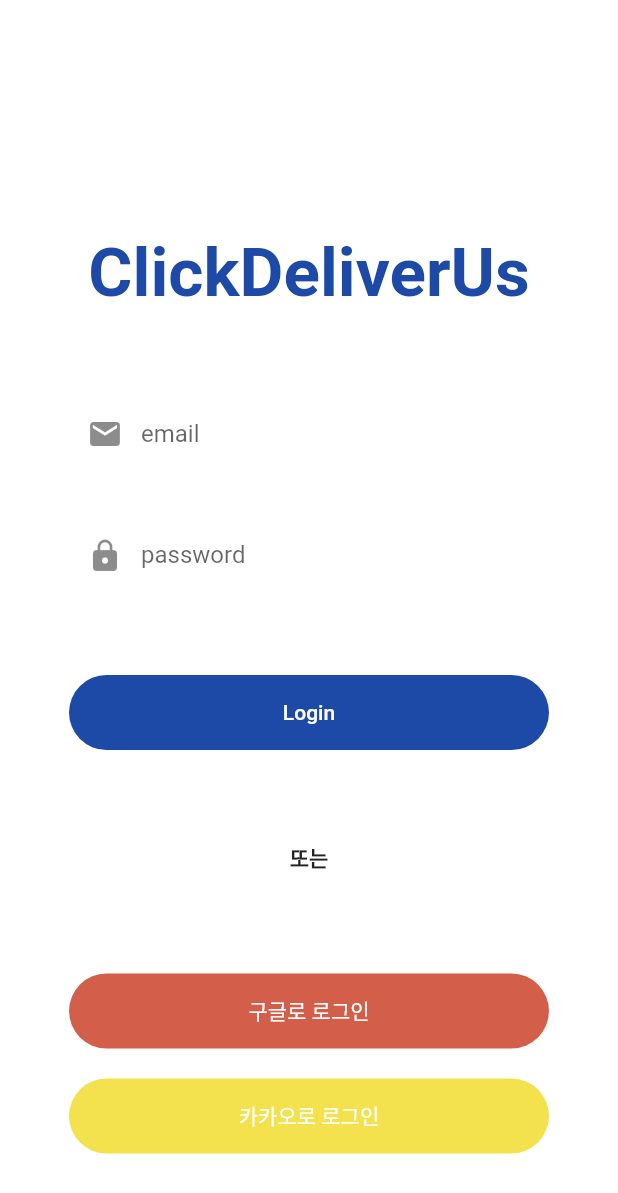
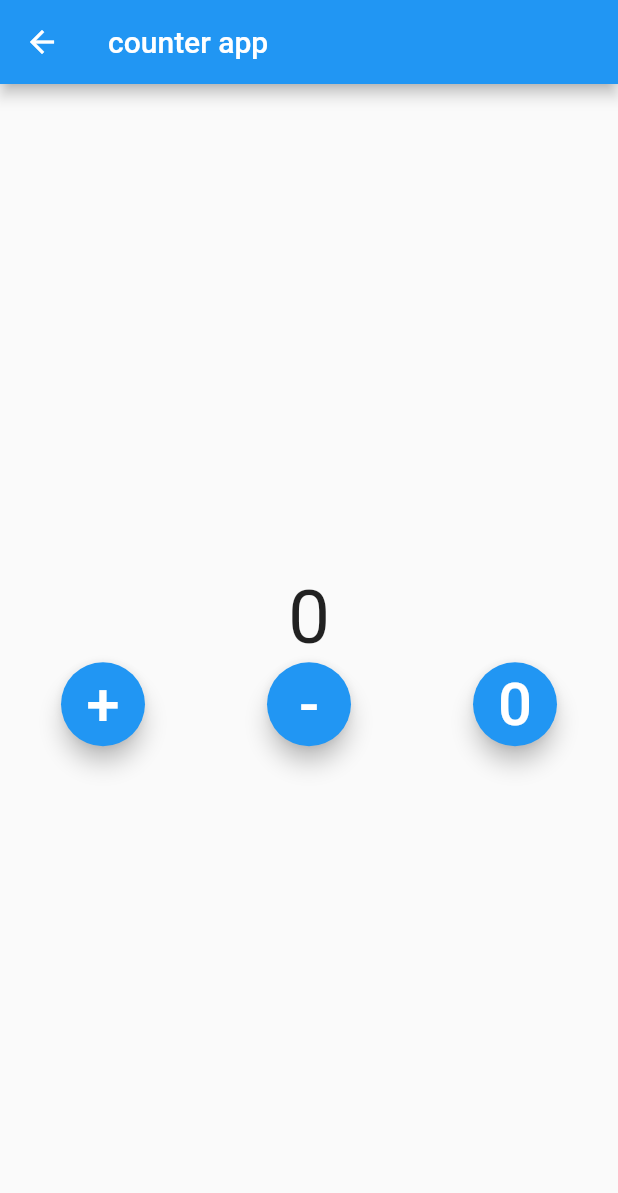
Before and after one commit to ClickDeliverUs/ClickDeliverUs-client-flutter, a Flutter app: the screen it shows after launch, after a tap on "Login", on a phone screen of 412 x 824 dp. Shown: the top 1193 px of the screen. Run offline on Flutter 3.47's test engine with Material 2 defaults, Android fonts, the phone set to English and light mode, and no system bars; our stand-ins replace flutter_dotenv; network calls fail.

Commit message:
implement screen routing

```diff
--- a/lib/datasource/auth_provide.dart
+++ /dev/null
@@ -1,20 +0,0 @@
-import 'dart:convert';
-import 'package:cd_client/model/test_account.dart';
-import 'package:flutter_dotenv/flutter_dotenv.dart';
-import 'package:http/http.dart' as http;
-
-class AuthProvide {
-  final String serverURL = dotenv.env['API_SERVER_ADDRESS']!;
-
-  Future<TestAccount> fetchLogin(String email, String credential) async {
-    final response = await http.post(Uri.parse("$serverURL/auth/signin"),
-        body: <String, dynamic>{"email": email, "credential": credential});
-
-    if (response.statusCode == 201) {
-      final Map<String, dynamic> responseData = jsonDecode(response.body);
-      return TestAccount.fromJson(responseData);
-    } else {
-      throw Exception("Failed to load user data");
-    }
-  }
-}
--- a/lib/main.dart
+++ b/lib/main.dart
@@ -1,7 +1,9 @@
 import 'package:flutter/material.dart';
-import 'package:cd_client/screen/home.dart';
+import 'package:cd_client/screen/login.dart';
+import 'package:flutter_dotenv/flutter_dotenv.dart';
 
 void main() async {
+  await dotenv.load();
   runApp(const MyApp());
 }
 
@@ -10,6 +12,6 @@ class MyApp extends StatelessWidget {
 
   @override
   Widget build(BuildContext context) {
-    return const MaterialApp(title: "Flutter Tutorial", home: Home());
+    return const MaterialApp(title: "Flutter Tutorial", home: Login());
   }
 }
--- a/lib/model/user_account.dart
+++ b/lib/model/user_account.dart
@@ -37,3 +37,8 @@ class UserAccount {
     );
   }
 }
+
+
+
+// 1. 이름이 있는 생성자
+// 2. 이름이 없는 생성자
--- a/lib/repository/auth.repository.dart
+++ b/lib/repository/auth.repository.dart
@@ -1,17 +1,23 @@
-import 'package:cd_client/datasource/auth_provide.dart';
+import 'dart:convert';
+import 'dart:io' show Platform;
 import 'package:cd_client/model/test_account.dart';
+import 'package:flutter_dotenv/flutter_dotenv.dart';
+import 'package:http/http.dart' as http;
 
 class AuthRepository {
-  static final AuthRepository _instance = AuthRepository._internal();
-  final AuthProvide authProvide = AuthProvide();
+  final String serverURL = Platform.isIOS
+      ? dotenv.env['IOS_API_SERVER_ADDRESS']!
+      : dotenv.env['AND_API_SERVER_ADDRESS']!;
 
-  AuthRepository._internal();
+  Future<TestAccount> fetchLogin(String email, String credential) async {
+    final response = await http.post(Uri.parse("$serverURL/auth/signin"),
+        body: <String, dynamic>{"email": email, "credential": credential});
 
-  factory AuthRepository() {
-    return _instance;
-  }
-
-  Future<TestAccount> getUser(String email, String credential) {
-    return authProvide.fetchLogin(email, credential);
+    if (response.statusCode == 201) {
+      final Map<String, dynamic> responseData = jsonDecode(response.body);
+      return TestAccount.fromJson(responseData);
+    } else {
+      throw Exception("Failed to load user data");
+    }
   }
 }
--- a/lib/screen/home.dart
+++ b/lib/screen/home.dart
@@ -1,109 +1,82 @@
+import 'package:cd_client/model/test_account.dart';
+import 'package:cd_client/repository/auth.repository.dart';
 import 'package:flutter/material.dart';
-import 'package:cd_client/util/constant/custom_color.dart';
-import 'package:cd_client/widget/button/btn_oAuth2_login.dart';
-import 'package:cd_client/widget/button/btn_submit.dart';
-import 'package:cd_client/widget/input/input_login.dart';
 
-import '../repository/auth.repository.dart';
-
-class Home extends StatelessWidget {
-  final double _widgetWidth = 320;
-
+class Home extends StatefulWidget {
   const Home({super.key});
 
-  void printUser() async {
-    var user = await AuthRepository().getUser("test@gmail.com", "test");
-    print(user.userName);
+  @override
+  State<Home> createState() => _HomeState();
+}
+
+class _HomeState extends State<Home> {
+  int num = 0;
+  String? name = null;
+
+  void plus() {
+    setState(() {
+      num++;
+    });
+  }
+
+  void minus() {
+    setState(() {
+      num--;
+    });
+  }
+
+  void reset() {
+    setState(() {
+      num = 0;
+    });
   }
 
   @override
   Widget build(BuildContext context) {
+    void getUserStatus() async {
+      AuthRepository authRepository = AuthRepository();
+      TestAccount testAccount =
+          await authRepository.fetchLogin("test@gmail.com", "test");
+      setState(() {
+        name = testAccount.accessToken;
+      });
+    }
+
     return Scaffold(
-        resizeToAvoidBottomInset: false,
-        backgroundColor: Colors.white,
+      appBar: AppBar(
+        title: const Text("counter app"),
+      ),
       body: Center(
-          child: Column(
-            children: [
-              const SizedBox(
-                  height: 260,
-                  child: Align(
-                    alignment: Alignment(0, 0.5),
-                    child: Text(
-                      "ClickDeliverUs",
-                      style: TextStyle(
-                          color: CustomColor.indigo,
-                          fontSize: 45,
-                          fontWeight: FontWeight.bold),
-                    ),
-                  )),
-              Expanded(
-                child: Column(
-                  children: [
-                    SizedBox(
-                      width: _widgetWidth,
-                      height: 140,
-                      child: Column(
-                          mainAxisAlignment: MainAxisAlignment.spaceBetween,
-                          children: const [
-                            InputLogin(
-                              name: "email",
-                            ),
-                            InputLogin(
-                              name: "password",
-                            ),
-                          ]),
-                    ),
-                    SizedBox(
-                        height: 150,
-                        child: Center(
-                            child: BtnSubmit(
-                                width: _widgetWidth,
-                                foregroundColor: Colors.white,
-                                backgroundColor: CustomColor.indigo,
-                                onPress: printUser))),
-                    const Expanded(
-                        child: Center(
-                      child: Text(
-                        "또는",
-                        style: TextStyle(
-                            fontSize: 14, fontWeight: FontWeight.w600),
-                      ),
-                    )),
-                    SizedBox(
-                      height: 230,
-                      child: Align(
-                        alignment: const Alignment(0, 0.6),
           child: Column(
         mainAxisAlignment: MainAxisAlignment.center,
         children: [
           SizedBox(
-                                  height: 70,
-                                  child: Center(
-                                    child: BtnOAuth2Login(
-                                      width: _widgetWidth,
-                                      name: "구글로 로그인",
-                                      backgroundColor: const Color.fromARGB(
-                                          255, 211, 95, 74),
-                                    ),
+              child: Column(
+            children: [
+              Text("$num", style: TextStyle(fontSize: 50)),
+              if (name != null) Text("$name", style: TextStyle(fontSize: 20))
+            ],
           )),
           SizedBox(
-                                  height: 70,
-                                  child: Center(
-                                    child: BtnOAuth2Login(
-                                      width: _widgetWidth,
-                                      name: "카카오로 로그인",
-                                      backgroundColor: const Color.fromARGB(
-                                          255, 243, 226, 78),
+            child: Row(
+                mainAxisAlignment: MainAxisAlignment.spaceAround,
+                children: [
+                  FloatingActionButton(
+                      child: const Text(
+                        "+",
+                        style: TextStyle(fontSize: 40),
                       ),
-                                  )),
+                      onPressed: plus),
+                  FloatingActionButton(
+                      child: const Text("-", style: TextStyle(fontSize: 40)),
+                      onPressed: minus),
+                  FloatingActionButton(
+                      child: const Text("0", style: TextStyle(fontSize: 40)),
+                      onPressed: getUserStatus)
                 ]),
           ),
-                    )
         ],
-                ),
-              )
-            ],
-          ),
-        ));
+      )),
+    );
   }
 }
--- /dev/null
+++ b/lib/screen/login.dart
@@ -0,0 +1,116 @@
+import 'package:cd_client/screen/home.dart';
+import 'package:flutter/material.dart';
+import 'package:cd_client/util/constant/custom_color.dart';
+import 'package:cd_client/widget/button/btn_oAuth2_login.dart';
+import 'package:cd_client/widget/button/btn_submit.dart';
+import 'package:cd_client/widget/input/input_login.dart';
+import '../util/helper/enum.dart';
+
+class Login extends StatefulWidget {
+  const Login({super.key});
+
+  @override
+  State<Login> createState() => _LoginState();
+}
+
+class _LoginState extends State<Login> {
+  @override
+  Widget build(BuildContext context) {
+    double deviceWidth = MediaQuery.of(context).size.width * 0.8;
+    double oAuthBtnSize = 50;
+
+    return Scaffold(
+        resizeToAvoidBottomInset: false,
+        backgroundColor: Colors.white,
+        body: Center(
+          child: Column(
+            children: [
+              const SizedBox(
+                  height: 220,
+                  child: Align(
+                    alignment: Alignment(0, 0.5),
+                    child: Text(
+                      "ClickDeliverUs",
+                      style: TextStyle(
+                          color: CustomColor.indigo,
+                          fontSize: 45,
+                          fontWeight: FontWeight.bold),
+                    ),
+                  )),
+              Expanded(
+                child: Column(
+                  children: [
+                    SizedBox(
+                      width: deviceWidth,
+                      height: 150,
+                      child: Column(
+                          mainAxisAlignment: MainAxisAlignment.spaceBetween,
+                          children: const [
+                            InputLogin(
+                              name: "email",
+                            ),
+                            InputLogin(
+                              name: "password",
+                            ),
+                          ]),
+                    ),
+                    SizedBox(
+                        height: 130,
+                        child: Center(
+                            child: BtnSubmit(
+                                width: deviceWidth,
+                                foregroundColor: Colors.white,
+                                backgroundColor: CustomColor.indigo,
+                                onPress: () {
+                                  Navigator.push<void>(
+                                      context,
+                                      MaterialPageRoute<void>(
+                                          builder: (BuildContext context) =>
+                                              const Home()));
+                                }))),
+                    const SizedBox(
+                        height: 50,
+                        child: Center(
+                          child: Text(
+                            "또는",
+                            style: TextStyle(
+                                fontSize: 14, fontWeight: FontWeight.w600),
+                          ),
+                        )),
+                    Expanded(
+                      child: Padding(
+                        padding: const EdgeInsets.fromLTRB(0, 20, 0, 0),
+                        child: Row(
+                            mainAxisAlignment: MainAxisAlignment.spaceEvenly,
+                            children: [
+                              SizedBox(
+                                  height: 70,
+                                  child: Center(
+                                    child: BtnOAuth2Login(
+                                      size: oAuthBtnSize,
+                                      socialEnum: SocialEnum.google,
+                                      backgroundColor: const Color.fromARGB(
+                                          255, 211, 95, 74),
+                                    ),
+                                  )),
+                              SizedBox(
+                                  height: 70,
+                                  child: Center(
+                                    child: BtnOAuth2Login(
+                                      size: oAuthBtnSize,
+                                      socialEnum: SocialEnum.kakao,
+                                      backgroundColor: const Color.fromARGB(
+                                          255, 243, 226, 78),
+                                    ),
+                                  )),
+                            ]),
+                      ),
+                    )
+                  ],
+                ),
+              )
+            ],
+          ),
+        ));
+  }
+}
--- /dev/null
+++ b/lib/util/helper/enum.dart
@@ -0,0 +1 @@
+enum SocialEnum { google, kakao, naver }
--- a/lib/widget/button/btn_oAuth2_login.dart
+++ b/lib/widget/button/btn_oAuth2_login.dart
@@ -1,14 +1,15 @@
 import 'package:flutter/material.dart';
+import '../../util/helper/enum.dart';
 
 class BtnOAuth2Login extends StatefulWidget {
-  final double width;
-  final String name;
+  final double size;
+  final SocialEnum socialEnum;
   final Color backgroundColor;
 
   const BtnOAuth2Login(
       {super.key,
-      required this.width,
-      required this.name,
+      required this.size,
+      required this.socialEnum,
       required this.backgroundColor});
 
   @override
@@ -16,11 +17,24 @@ class BtnOAuth2Login extends StatefulWidget {
 }
 
 class _BtnOAuth2LoginState extends State<BtnOAuth2Login> {
+  Widget _getSocialIcon(SocialEnum socialEnum) {
+    switch (socialEnum) {
+      case SocialEnum.google:
+        return const Icon(Icons.g_mobiledata);
+      case SocialEnum.kakao:
+        return const Icon(Icons.key);
+      case SocialEnum.naver:
+        return const Icon(Icons.nature);
+      default:
+        return const Icon(Icons.question_mark);
+    }
+  }
+
   @override
   Widget build(BuildContext context) {
     return SizedBox(
-      width: widget.width,
-      height: 50,
+      width: widget.size,
+      height: widget.size,
       child: ElevatedButton(
           onPressed: () {},
           style: ElevatedButton.styleFrom(
@@ -31,7 +45,7 @@ class _BtnOAuth2LoginState extends State<BtnOAuth2Login> {
             foregroundColor: Colors.white,
             backgroundColor: widget.backgroundColor,
           ),
-          child: Text(widget.name)),
+          child: _getSocialIcon(widget.socialEnum)),
     );
   }
 }
--- a/pubspec.yaml
+++ b/pubspec.yaml
@@ -36,6 +36,9 @@ dependencies:
   # Use with the CupertinoIcons class for iOS style icons.
   cupertino_icons: ^1.0.2
   http: ^0.13.6
+  flutter_bloc: ^8.1.2
+  equatable: ^2.0.5
+  bloc: ^8.1.1
 
 dev_dependencies:
   flutter_test:
```
Also changed, not shown: pubspec.lock, 3 other files. Lines whose indentation alone changed are shown as unchanged.
